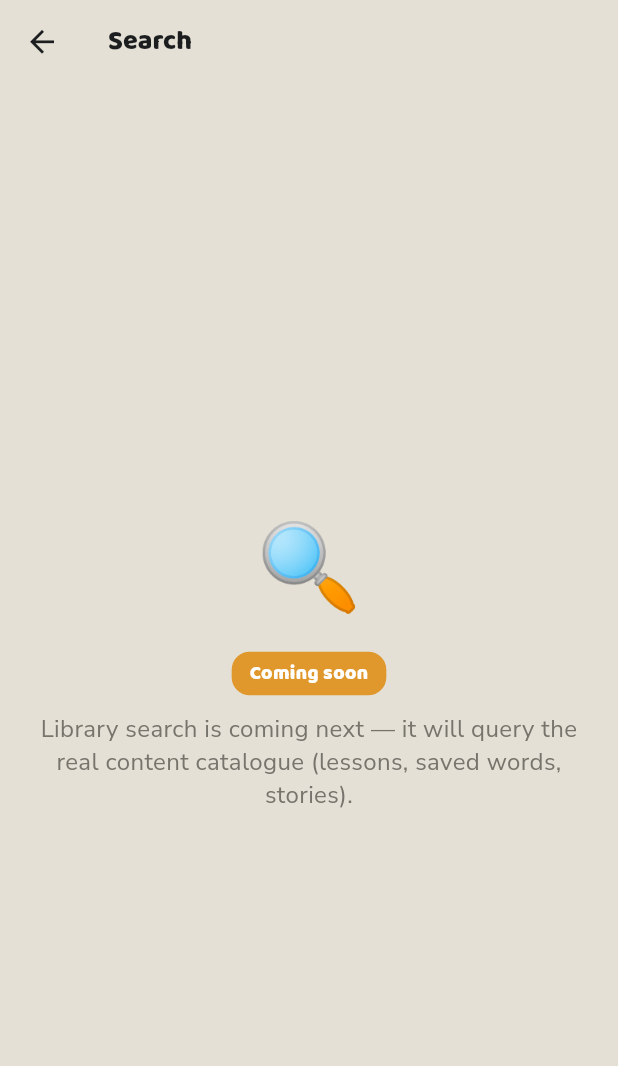
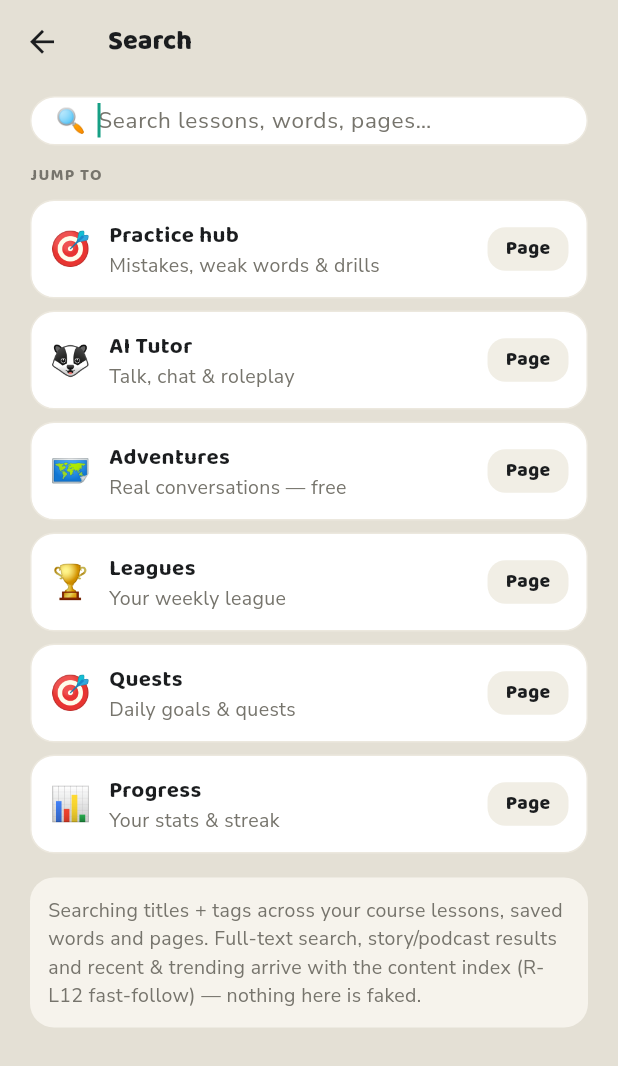
Before and after one commit to globalonlinedeveloper/Project_R, a Flutter app: the screen it shows after launch, after a tap on "📖 Guide", after a tap on "Search lessons, words, stories…", on a phone screen of 412 x 824 dp. Shown: the top 1066 px of the screen. Run offline on Flutter 3.47's test engine with Material 3 defaults, Android fonts, the phone set to English and light mode, and no system bars; our stand-ins replace flutter_riverpod, freezed_annotation, go_router, shared_preferences, supabase_flutter; accounts and stored records are empty; generated files the repository leaves out were written again.

Commit message:
feat(search): real Global search (R-L12) — titles + tags over the live catalogue
Replace the /search coming-soon stub with a real, pure, deterministic search
engine (lib/services/search) + a debounced LibrarySearchScreen. It matches the
learner's REAL published content — authored course lessons, saved words and
genuine app destinations — returning type-tagged hits that route straight
through (lessons -> /daily-quiz, words -> /practice, pages -> their route).

Honest to the LOCKED R-L12 decision: titles + tags at launch; full-text, a
server content index, multi-course scope and recent/trending are the deferred
fast-follow, shown as a note, never faked. Closes an honesty gap: R-L12 was
marked Built with no evidence — now genuinely backed by engine + screen + tests.
/friends stays an honest stub (multi-user, owner-scoped).

Tests: 9 pure-engine cases + a route-promotion & live-results widget test.
RTM regenerated (R-L12 now cites real evidence).

```diff
--- a/lib/app/router.dart
+++ b/lib/app/router.dart
@@ -9,6 +9,7 @@ import 'package:ratel/features/auth/signup_screen.dart';
 import 'package:ratel/features/common/coming_soon_screen.dart';
 import 'package:ratel/features/home/home_screen.dart';
 import 'package:ratel/features/leagues/leagues_screen.dart';
+import 'package:ratel/features/library/library_search_screen.dart';
 import 'package:ratel/features/lesson/lesson_runner_screen.dart';
 import 'package:ratel/features/library/library_screen.dart';
 import 'package:ratel/features/onboarding/onboarding_screen.dart';
@@ -40,13 +41,6 @@ const List<ComingSoonRoute> kComingSoonRoutes = <ComingSoonRoute>[
     emoji: '👥',
     blurb: 'Friends & social (followers, friend activity, "passed you") have '
         'no engine yet — an owner decision.'
-  ),
-  (
-    path: '/search',
-    title: 'Search',
-    emoji: '🔍',
-    blurb: 'Library search is coming next — it will query the real content '
-        'catalogue (lessons, saved words, stories).'
   ),
 ];
 
@@ -143,6 +137,11 @@ GoRouter buildRouter() {
             const AdventuresScreen(),
       ),
       GoRoute(
+        path: '/search',
+        builder: (BuildContext context, GoRouterState state) =>
+            const LibrarySearchScreen(),
+      ),
+      GoRoute(
         path: '/daily-quiz',
         builder: (BuildContext context, GoRouterState state) =>
             LessonRunnerScreen(lessonId: state.uri.queryParameters['lesson']),
--- /dev/null
+++ b/lib/features/library/library_search_screen.dart
@@ -0,0 +1,281 @@
+import 'dart:async';
+
+import 'package:flutter/material.dart';
+import 'package:flutter_riverpod/flutter_riverpod.dart';
+import 'package:go_router/go_router.dart';
+
+import 'package:ratel/core/core.dart';
+import 'package:ratel/features/learning_path/course_spine.dart';
+import 'package:ratel/features/saved_words/saved_words_controller.dart';
+import 'package:ratel/services/search/search.dart';
+
+/// Global SEARCH screen (📚 Library → 🔍, R-L12). Searches the learner's REAL
+/// published catalogue — authored course lessons, saved words and real app
+/// destinations — through the pure [GlobalSearch] engine, debounced ~350 ms (the
+/// locked 300–400 ms). Every hit is type-tagged and taps straight through to a
+/// genuine route.
+///
+/// HONESTY (charter "don't fake depth"): titles + tags at launch (the locked
+/// R-L12 bar). Full sentence/gloss text, a server content index, multi-course
+/// scope and recent/trending are the spec's deferred fast-follow — shown here as
+/// an honest note, never a faked result. Story/podcast hits arrive with the §6
+/// media engine.
+class LibrarySearchScreen extends ConsumerStatefulWidget {
+  const LibrarySearchScreen({super.key});
+
+  @override
+  ConsumerState<LibrarySearchScreen> createState() =>
+      _LibrarySearchScreenState();
+}
+
+class _LibrarySearchScreenState extends ConsumerState<LibrarySearchScreen> {
+  final TextEditingController _controller = TextEditingController();
+  Timer? _debounce;
+  String _query = '';
+
+  @override
+  void dispose() {
+    _debounce?.cancel();
+    _controller.dispose();
+    super.dispose();
+  }
+
+  void _onChanged(String value) {
+    _debounce?.cancel();
+    _debounce = Timer(const Duration(milliseconds: 350), () {
+      if (mounted) setState(() => _query = value);
+    });
+  }
+
+  void _clear() {
+    _debounce?.cancel();
+    _controller.clear();
+    setState(() => _query = '');
+  }
+
+  /// Project the live providers into the engine's lightweight inputs.
+  List<SearchableLesson> _lessons(CourseSpine spine) => <SearchableLesson>[
+        for (final CourseUnit u in spine.units)
+          for (final CourseLesson l in u.lessons)
+            SearchableLesson(
+                id: l.id, title: l.title, cefr: l.cefr, unitTitle: u.title),
+      ];
+
+  @override
+  Widget build(BuildContext context) {
+    final CourseSpine spine = ref.watch(courseSpineProvider);
+    final List<SavedWordCard> cards =
+        ref.watch(savedWordsControllerProvider).cards;
+    final List<SearchableWord> words = <SearchableWord>[
+      for (final SavedWordCard c in cards)
+        SearchableWord(word: c.word, glyph: c.glyph),
+    ];
+    final List<SearchHit> hits = GlobalSearch.run(_query,
+        lessons: _lessons(spine), words: words);
+    final bool hasQuery = _query.trim().isNotEmpty;
+
+    return Scaffold(
+      backgroundColor: context.palette.cream,
+      appBar: AppBar(
+        backgroundColor: context.palette.cream,
+        surfaceTintColor: context.palette.cream,
+        elevation: 0,
+        leading: IconButton(
+          icon: Icon(RatelIcons.arrowBack, color: context.palette.ink),
+          onPressed: () => context.pop(),
+        ),
+        title: Text(
+          'Search',
+          style: TextStyle(
+            fontFamily: RatelFont.display,
+            fontWeight: RatelType.extraBold,
+            color: context.palette.ink,
+            fontSize: RatelType.cardTitle,
+          ),
+        ),
+      ),
+      body: SafeArea(
+        top: false,
+        child: Column(
+          crossAxisAlignment: CrossAxisAlignment.stretch,
+          children: <Widget>[
+            Padding(
+              padding: const EdgeInsets.fromLTRB(RatelSpace.screen,
+                  RatelSpace.sm, RatelSpace.screen, RatelSpace.md),
+              child: _field(context),
+            ),
+            Expanded(
+              child: hasQuery ? _results(context, hits) : _idle(context),
+            ),
+          ],
+        ),
+      ),
+    );
+  }
+
+  Widget _field(BuildContext context) => Container(
+        padding: const EdgeInsets.symmetric(horizontal: RatelSpace.lg),
+        decoration: BoxDecoration(
+          color: context.palette.white,
+          borderRadius: BorderRadius.circular(RatelRadius.pill),
+          border: Border.all(color: context.palette.border),
+        ),
+        child: Row(
+          children: <Widget>[
+            const Text('🔍', style: TextStyle(fontSize: 16)),
+            const SizedBox(width: RatelSpace.sm),
+            Expanded(
+              child: TextField(
+                key: const ValueKey<String>('search-field'),
+                controller: _controller,
+                autofocus: true,
+                onChanged: _onChanged,
+                textInputAction: TextInputAction.search,
+                style: TextStyle(
+                    fontFamily: RatelFont.body,
+                    fontSize: RatelType.body,
+                    color: context.palette.ink),
+                decoration: InputDecoration(
+                  isDense: true,
+                  border: InputBorder.none,
+                  hintText: 'Search lessons, words, pages…',
+                  hintStyle: TextStyle(
+                      fontFamily: RatelFont.body,
+                      fontSize: RatelType.body,
+                      color: context.palette.muted),
+                ),
+              ),
+            ),
+            if (_controller.text.isNotEmpty)
+              GestureDetector(
+                key: const ValueKey<String>('search-clear'),
+                onTap: _clear,
+                child: Icon(RatelIcons.close,
+                    size: 18, color: context.palette.muted),
+              ),
+          ],
+        ),
+      );
+
+  Widget _results(BuildContext context, List<SearchHit> hits) {
+    if (hits.isEmpty) return _noMatch(context);
+    return ListView.separated(
+      padding: const EdgeInsets.fromLTRB(
+          RatelSpace.screen, 0, RatelSpace.screen, RatelSpace.xl),
+      itemCount: hits.length + 1,
+      separatorBuilder: (_, _) => const SizedBox(height: RatelSpace.sm),
+      itemBuilder: (BuildContext context, int i) =>
+          i == hits.length ? _footer(context) : _row(context, hits[i]),
+    );
+  }
+
+  Widget _idle(BuildContext context) => ListView(
+        padding: const EdgeInsets.fromLTRB(
+            RatelSpace.screen, 0, RatelSpace.screen, RatelSpace.xl),
+        children: <Widget>[
+          const RatelSectionHeader(label: 'Jump to'),
+          const SizedBox(height: RatelSpace.sm),
+          for (final SearchDestination d in kSearchDestinations.take(6)) ...<Widget>[
+            _row(
+              context,
+              SearchHit(
+                kind: SearchHitKind.destination,
+                title: d.title,
+                subtitle: d.subtitle,
+                route: d.route,
+                tag: 'Page',
+                emoji: d.emoji,
+              ),
+            ),
+            const SizedBox(height: RatelSpace.sm),
+          ],
+          const SizedBox(height: RatelSpace.sm),
+          _note(context,
+              'Searching titles + tags across your course lessons, saved words and pages. Full-text search, story/podcast results and recent & trending arrive with the content index (R-L12 fast-follow) — nothing here is faked.'),
+        ],
+      );
+
+  Widget _noMatch(BuildContext context) => ListView(
+        padding: const EdgeInsets.fromLTRB(RatelSpace.screen, RatelSpace.xl,
+            RatelSpace.screen, RatelSpace.xl),
+        children: <Widget>[
+          const Center(child: Text('🔍', style: TextStyle(fontSize: 40))),
+          const SizedBox(height: RatelSpace.md),
+          Center(
+            child: Text(
+              'No matches for “${_query.trim()}”',
+              textAlign: TextAlign.center,
+              style: TextStyle(
+                  fontFamily: RatelFont.display,
+                  fontWeight: RatelType.extraBold,
+                  fontSize: RatelType.cardTitle,
+                  color: context.palette.ink),
+            ),
+          ),
+          const SizedBox(height: RatelSpace.md),
+          _note(context,
+              'Searches your published course lessons, saved words and app pages (titles + tags). Stories/podcasts and full-text are the R-L12 fast-follow — never faked.'),
+        ],
+      );
+
+  Widget _row(BuildContext context, SearchHit h) => GestureDetector(
+        onTap: () => context.push(h.route),
+        child: Container(
+          padding: const EdgeInsets.all(RatelSpace.md),
+          decoration: BoxDecoration(
+            color: context.palette.white,
+            borderRadius: BorderRadius.circular(RatelRadius.card),
+            border: Border.all(color: context.palette.border),
+          ),
+          child: Row(
+            children: <Widget>[
+              Text(h.emoji ?? '🔎', style: const TextStyle(fontSize: 22)),
+              const SizedBox(width: RatelSpace.md),
+              Expanded(
+                child: Column(
+                  crossAxisAlignment: CrossAxisAlignment.start,
+                  children: <Widget>[
+                    Text(h.title,
+                        maxLines: 1,
+                        overflow: TextOverflow.ellipsis,
+                        style: TextStyle(
+                            fontFamily: RatelFont.display,
+                            fontWeight: RatelType.semiBold,
+                            fontSize: RatelType.body,
+                            color: context.palette.ink)),
+                    Text(h.subtitle,
+                        maxLines: 1,
+                        overflow: TextOverflow.ellipsis,
+                        style: TextStyle(
+                            fontFamily: RatelFont.body,
+                            fontSize: RatelType.small,
+                            color: context.palette.muted)),
+                  ],
+                ),
+              ),
+              const SizedBox(width: RatelSpace.sm),
+              RatelChip(label: h.tag),
+            ],
+          ),
+        ),
+      );
+
+  Widget _footer(BuildContext context) => Padding(
+        padding: const EdgeInsets.only(top: RatelSpace.md),
+        child: _note(context,
+            'Titles + tags at launch. Full-text, stories/podcasts and multi-course scope are the R-L12 fast-follow — never faked.'),
+      );
+
+  Widget _note(BuildContext context, String text) => Container(
+        padding: const EdgeInsets.all(RatelSpace.md),
+        decoration: BoxDecoration(
+          color: context.palette.cream2,
+          borderRadius: BorderRadius.circular(RatelRadius.card),
+        ),
+        child: Text(text,
+            style: TextStyle(
+                fontFamily: RatelFont.body,
+                fontSize: RatelType.small,
+                color: context.palette.muted)),
+      );
+}
--- /dev/null
+++ b/lib/services/search/search.dart
@@ -0,0 +1,214 @@
+/// Pure, deterministic GLOBAL-SEARCH engine (design spec §4.2 / R-L12 "Global
+/// search"). It matches a query against the learner's REAL, published catalogue
+/// — authored course lessons, their saved words, and the app's genuine
+/// navigable destinations — and returns type-tagged hits that route straight
+/// through. Exact, clockless, holds no state and does no IO: the caller adapts
+/// the live providers (course spine + saved words) into the lightweight inputs
+/// below, so a fresh account with an empty course honestly returns nothing.
+///
+/// Honesty (charter "don't fake depth"): the engine invents no results and ranks
+/// only genuine matches. Per the LOCKED R-L12 decision it searches TITLES + TAGS
+/// at launch; full sentence/gloss text, a server content index, multi-course
+/// scope and recent/trending are the spec's explicitly-deferred fast-follow —
+/// never fabricated here. Layer rule: this file imports nothing from
+/// `lib/features` (pure engine), exactly like the other `lib/services` engines.
+library;
+
+/// The kind of thing a [SearchHit] points at — drives its type tag and glyph.
+enum SearchHitKind { lesson, word, destination }
+
+/// A published course lesson, flattened for search (the screen projects each
+/// `CourseUnit`/`CourseLesson` of the live spine into one of these).
+class SearchableLesson {
+  const SearchableLesson({
+    required this.id,
+    required this.title,
+    required this.cefr,
+    required this.unitTitle,
+  });
+
+  final String id;
+  final String title;
+
+  /// 'A1'..'C2' — shown as the result's type tag.
+  final String cefr;
+  final String unitTitle;
+}
+
+/// One of the learner's saved words, flattened for search.
+class SearchableWord {
+  const SearchableWord({required this.word, this.glyph});
+
+  final String word;
+  final String? glyph;
+}
+
+/// A real, navigable app destination searchable by name (R-L12 "plus app
+/// destinations"). Every [route] is a genuine route registered in `buildRouter`.
+class SearchDestination {
+  const SearchDestination(this.title, this.subtitle, this.route, this.emoji);
+
+  final String title;
+  final String subtitle;
+  final String route;
+  final String emoji;
+}
+
+/// The app's real navigable destinations — each [route] exists in the router, so
+/// a destination hit genuinely "taps straight through" (never a dead link).
+const List<SearchDestination> kSearchDestinations = <SearchDestination>[
+  SearchDestination('Practice hub', 'Mistakes, weak words & drills', '/practice', '🎯'),
+  SearchDestination('AI Tutor', 'Talk, chat & roleplay', '/tutor', '🦡'),
+  SearchDestination('Adventures', 'Real conversations — free', '/adventures', '🗺️'),
+  SearchDestination('Leagues', 'Your weekly league', '/leagues', '🏆'),
+  SearchDestination('Quests', 'Daily goals & quests', '/quests', '🎯'),
+  SearchDestination('Progress', 'Your stats & streak', '/progress', '📊'),
+  SearchDestination('Profile', 'Your profile', '/profile', '🦡'),
+  SearchDestination('Settings', 'Account & preferences', '/settings', '⚙️'),
+  SearchDestination('Shop', 'Spend your diamonds', '/shop', '💎'),
+  SearchDestination('Notifications', 'Your milestone inbox', '/notifications', '🔔'),
+];
+
+/// One real, navigable search result.
+class SearchHit {
+  const SearchHit({
+    required this.kind,
+    required this.title,
+    required this.subtitle,
+    required this.route,
+    required this.tag,
+    this.emoji,
+  });
+
+  final SearchHitKind kind;
+  final String title;
+  final String subtitle;
+
+  /// The in-app route this hit taps through to (e.g. '/daily-quiz?lesson=…').
+  final String route;
+
+  /// The type tag shown on the result chip ('A1', 'Word', 'Page', …).
+  final String tag;
+  final String? emoji;
+
+  @override
+  bool operator ==(Object other) =>
+      other is SearchHit &&
+      other.kind == kind &&
+      other.title == title &&
+      other.subtitle == subtitle &&
+      other.route == route &&
+      other.tag == tag &&
+      other.emoji == emoji;
+
+  @override
+  int get hashCode => Object.hash(kind, title, subtitle, route, tag, emoji);
+}
+
+/// The pure global-search engine.
+class GlobalSearch {
+  const GlobalSearch._();
+
+  /// Max hits returned (keeps the list scannable; the UI shows the top matches).
+  static const int maxResults = 40;
+
+  /// Search [query] across [lessons] (published authored content), the learner's
+  /// [words], and the real app [destinations]. Returns ranked, type-tagged hits;
+  /// an empty / whitespace-only query returns an empty list (the UI then shows
+  /// its honest browse/empty state). Deterministic: ties break by kind then
+  /// title, so tests can pin properties rather than incidental ordering.
+  static List<SearchHit> run(
+    String query, {
+    required List<SearchableLesson> lessons,
+    required List<SearchableWord> words,
+    List<SearchDestination> destinations = kSearchDestinations,
+  }) {
+    final String q = query.trim().toLowerCase();
+    if (q.isEmpty) return const <SearchHit>[];
+
+    final List<_Scored> scored = <_Scored>[];
+
+    for (final SearchableLesson l in lessons) {
+      final int s = _score(l.title, q);
+      if (s > 0) {
+        scored.add(_Scored(
+          s,
+          SearchHit(
+            kind: SearchHitKind.lesson,
+            title: l.title,
+            subtitle: '${l.unitTitle} · Lesson',
+            route: '/daily-quiz?lesson=${Uri.encodeComponent(l.id)}',
+            tag: l.cefr,
+            emoji: '📘',
+          ),
+        ));
+      }
+    }
+
+    for (final SearchableWord w in words) {
+      final int s = _score(w.word, q);
+      if (s > 0) {
+        scored.add(_Scored(
+          s,
+          SearchHit(
+            kind: SearchHitKind.word,
+            title: w.word,
+            subtitle: 'Saved word',
+            route: '/practice',
+            tag: 'Word',
+            emoji: (w.glyph != null && w.glyph!.isNotEmpty) ? w.glyph : '📒',
+          ),
+        ));
+      }
+    }
+
+    for (final SearchDestination d in destinations) {
+      final int s = _score(d.title, q);
+      if (s > 0) {
+        scored.add(_Scored(
+          s,
+          SearchHit(
+            kind: SearchHitKind.destination,
+            title: d.title,
+            subtitle: d.subtitle,
+            route: d.route,
+            tag: 'Page',
+            emoji: d.emoji,
+          ),
+        ));
+      }
+    }
+
+    scored.sort((_Scored a, _Scored b) {
+      if (a.score != b.score) return b.score.compareTo(a.score);
+      if (a.hit.kind != b.hit.kind) {
+        return a.hit.kind.index.compareTo(b.hit.kind.index);
+      }
+      return a.hit.title.toLowerCase().compareTo(b.hit.title.toLowerCase());
+    });
+
+    final List<SearchHit> out = <SearchHit>[
+      for (final _Scored s in scored) s.hit,
+    ];
+    return out.length > maxResults ? out.sublist(0, maxResults) : out;
+  }
+
+  /// Title/tag match score: exact (4) > whole-string prefix (3) > word-start (2)
+  /// > substring (1) > no match (0). Case-insensitive; [q] is already
+  /// lower-cased and trimmed by [run].
+  static int _score(String field, String q) {
+    final String f = field.toLowerCase();
+    if (f == q) return 4;
+    if (f.startsWith(q)) return 3;
+    for (final String w in f.split(RegExp(r'\s+'))) {
+      if (w.startsWith(q)) return 2;
+    }
+    return f.contains(q) ? 1 : 0;
+  }
+}
+
+class _Scored {
+  const _Scored(this.score, this.hit);
+  final int score;
+  final SearchHit hit;
+}
```
Also changed, not shown: 3 other files.
